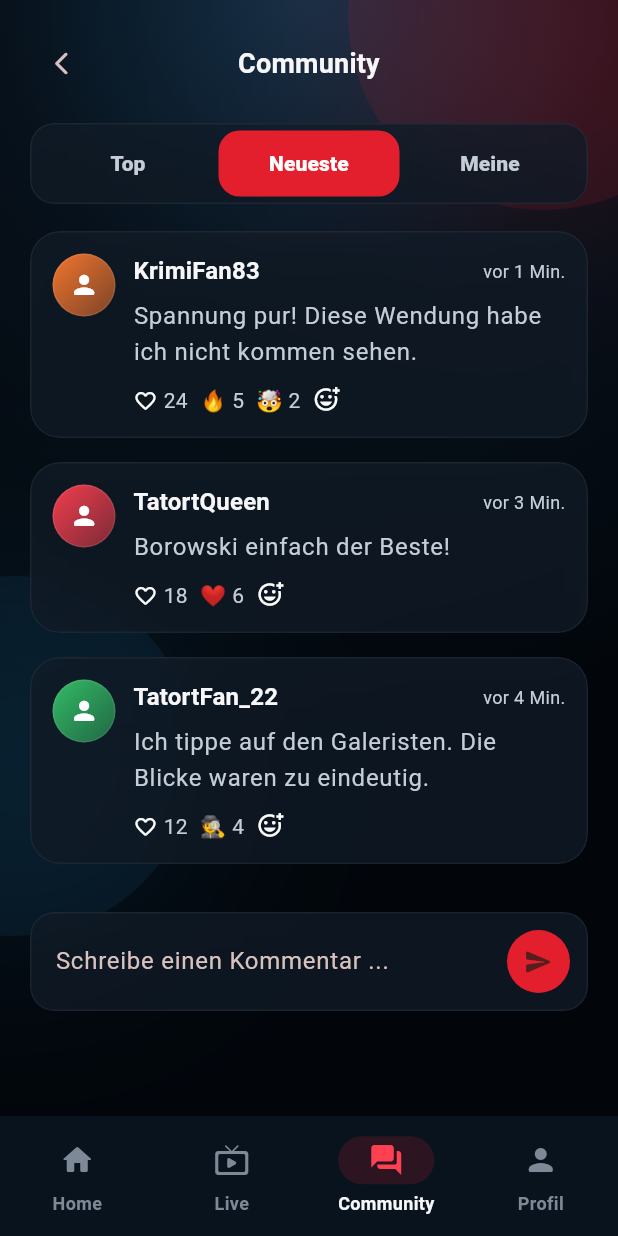
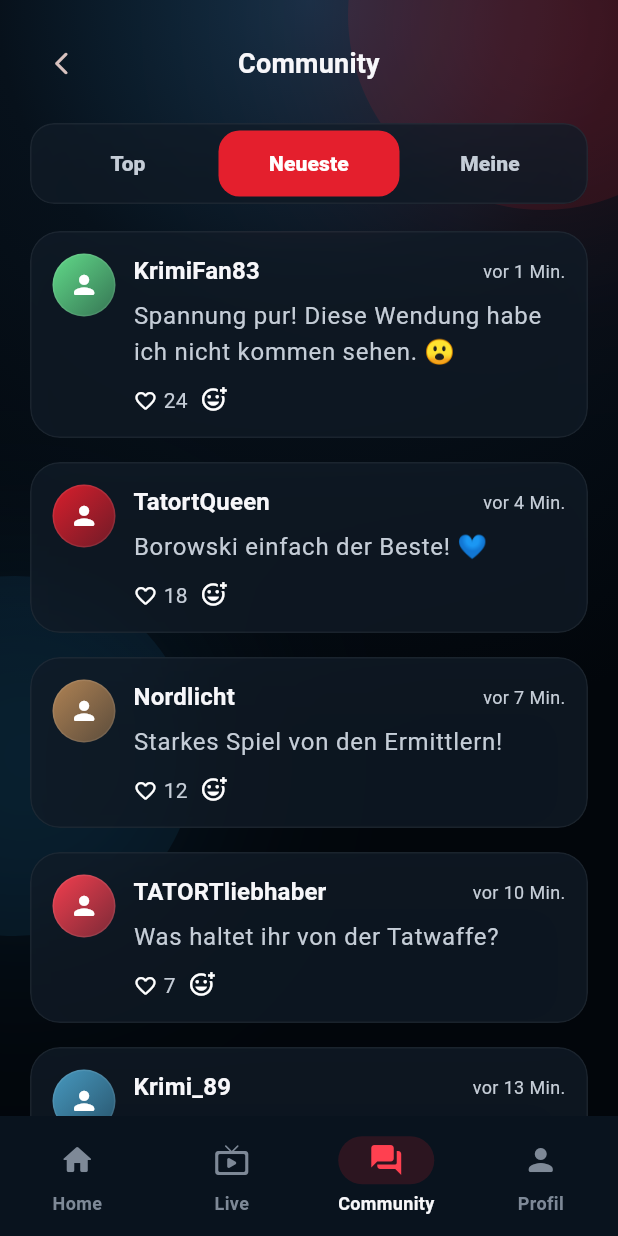
Before and after one commit to LiaMaxein/spurfunk_flutter, a Flutter app: the CommunityScreen screen opened by its route, after a tap on the "arrow back ios new" icon, on a phone screen of 412 x 824 dp. Run offline on Flutter 3.47's test engine with Material 3 defaults, Android fonts, the phone set to English and light mode, and no system bars; our stand-ins replace flutter_riverpod, go_router, shared_preferences; accounts and stored records are empty; Roboto replaces fonts that are missing (SF Pro Display).

Commit message:
just do it

```diff
--- a/lib/core/layout/responsive_page.dart
+++ b/lib/core/layout/responsive_page.dart
@@ -27,7 +27,7 @@ class ResponsivePage extends StatelessWidget {
           child: ConstrainedBox(
             constraints: BoxConstraints(maxWidth: maxWidth),
             child: SafeArea(
-              child: SingleChildScrollView(padding: padding, child: child),
+              child: Padding(padding: padding, child: child),
             ),
           ),
         );
--- a/lib/core/router/app_routes.dart
+++ b/lib/core/router/app_routes.dart
@@ -36,7 +36,11 @@ abstract final class AppRoutes {
     icon: Icons.person_rounded,
   );
 
-  // Nested (not part of bottom navigation)
+  // Standalone (not part of bottom navigation)
+  static const votingPath = '/voting';
+  static const statisticsPath = '/statistics';
+
+  // Nested under profile (not part of bottom navigation)
   static const profileSettingsPath = '/profile/settings';
   static const profileSettingsAboutPath = '/profile/settings/about';
   static const profileSettingsPrivacyPath = '/profile/settings/privacy';
--- a/lib/core/widgets/cinematic_widgets.dart
+++ b/lib/core/widgets/cinematic_widgets.dart
@@ -2,6 +2,7 @@ import 'dart:math' as math;
 import 'dart:ui';
 
 import 'package:flutter/material.dart';
+import 'package:go_router/go_router.dart';
 
 import '../layout/responsive_page.dart';
 import '../theme/app_colors.dart';
@@ -20,7 +21,13 @@ class CinematicPage extends StatelessWidget {
     return Stack(
       children: [
         const Positioned.fill(child: CinematicBackdrop()),
-        ResponsivePage(
+        CustomScrollView(
+          physics: const AlwaysScrollableScrollPhysics(
+            parent: BouncingScrollPhysics(),
+          ),
+          slivers: [
+            SliverToBoxAdapter(
+              child: ResponsivePage(
                 padding: padding ?? const EdgeInsets.fromLTRB(20, 18, 20, 24),
                 child: TweenAnimationBuilder<double>(
                   tween: Tween(begin: 0, end: 1),
@@ -37,6 +44,9 @@ class CinematicPage extends StatelessWidget {
                   },
                   child: child,
                 ),
+              ),
+            ),
+          ],
         ),
       ],
     );
@@ -144,7 +154,7 @@ class ScreenTopBar extends StatelessWidget {
           width: 42,
           child: showBack
               ? IconButton(
-                  onPressed: () {},
+                  onPressed: () => context.pop(),
                   icon: const Icon(Icons.arrow_back_ios_new_rounded, size: 18),
                 )
               : null,
--- a/lib/features/community/application/community_state.dart
+++ b/lib/features/community/application/community_state.dart
@@ -3,183 +3,225 @@ import 'package:flutter_riverpod/flutter_riverpod.dart';
 
 import '../../../core/theme/app_colors.dart';
 
-enum CommunityTab { top, neueste, meine }
+const _avatarColors = [
+  AppColors.red,
+  AppColors.orange,
+  AppColors.green,
+  AppColors.redSoft,
+  AppColors.yellow,
+  AppColors.greenSoft,
+  Color(0xFF6B4BCE),
+  Color(0xFF4AA0C8),
+  Color(0xFFB88856),
+  Color(0xFFD67BB6),
+];
+
+Color _colorForName(String name) {
+  return _avatarColors[name.hashCode.abs() % _avatarColors.length];
+}
+
+const _reactionEmojis = ['🔥', '😂', '😮', '❤️', '👍', '💡', '👀'];
+
+String _timeLabel(DateTime dt) {
+  final diff = DateTime.now().difference(dt);
+  if (diff.inSeconds < 60) return 'jetzt';
+  if (diff.inMinutes < 60) return 'vor ${diff.inMinutes} Min.';
+  if (diff.inHours < 24) return 'vor ${diff.inHours} Std.';
+  return 'vor ${diff.inDays} Tagen';
+}
+
+enum CommunityTab { top, newest, mine }
 
 extension CommunityTabX on CommunityTab {
   String get label => switch (this) {
     CommunityTab.top => 'Top',
-    CommunityTab.neueste => 'Neueste',
-    CommunityTab.meine => 'Meine',
+    CommunityTab.newest => 'Neueste',
+    CommunityTab.mine => 'Meine',
   };
 }
 
 class CommunityComment {
-  const CommunityComment({
+  CommunityComment({
     required this.id,
     required this.name,
     required this.text,
-    required this.timeLabel,
-    required this.likes,
-    required this.color,
-    required this.isMine,
-    required this.reactions,
+    this.likes = 0,
     this.likedByMe = false,
-  });
+    this.reactions = const {},
+    DateTime? timestamp,
+    Color? color,
+  })  : timestamp = timestamp ?? DateTime.now(),
+        color = color ?? _colorForName(name);
 
   final String id;
   final String name;
   final String text;
-  final String timeLabel;
   final int likes;
-  final Color color;
-  final bool isMine;
   final bool likedByMe;
   final Map<String, int> reactions;
+  final DateTime timestamp;
+  final Color color;
+
+  String get timeLabel => _timeLabel(timestamp);
 
   CommunityComment copyWith({
-    String? id,
-    String? name,
-    String? text,
-    String? timeLabel,
     int? likes,
-    Color? color,
-    bool? isMine,
     bool? likedByMe,
     Map<String, int>? reactions,
   }) {
     return CommunityComment(
-      id: id ?? this.id,
-      name: name ?? this.name,
-      text: text ?? this.text,
-      timeLabel: timeLabel ?? this.timeLabel,
+      id: id,
+      name: name,
+      text: text,
       likes: likes ?? this.likes,
-      color: color ?? this.color,
-      isMine: isMine ?? this.isMine,
       likedByMe: likedByMe ?? this.likedByMe,
       reactions: reactions ?? this.reactions,
+      timestamp: timestamp,
+      color: color,
     );
   }
 }
 
 class CommunityState {
   const CommunityState({
+    required this.comments,
     required this.selectedTab,
-    required this.comments,
+    required this.currentUserName,
   });
 
+  final List<CommunityComment> comments;
   final CommunityTab selectedTab;
-  final List<CommunityComment> comments;
+  final String currentUserName;
 
   List<CommunityComment> get visibleComments {
     switch (selectedTab) {
       case CommunityTab.top:
-        final sorted = [...comments]..sort((a, b) => b.likes.compareTo(a.likes));
+        final sorted = List<CommunityComment>.from(comments)
+          ..sort((a, b) => b.likes.compareTo(a.likes));
         return sorted;
-      case CommunityTab.neueste:
-        return comments;
-      case CommunityTab.meine:
-        return comments.where((item) => item.isMine).toList();
+      case CommunityTab.newest:
+        final sorted = List<CommunityComment>.from(comments)
+          ..sort((a, b) => b.timestamp.compareTo(a.timestamp));
+        return sorted;
+      case CommunityTab.mine:
+        return comments.where((c) => c.name == currentUserName).toList();
     }
   }
+}
 
-  CommunityState copyWith({
-    CommunityTab? selectedTab,
-    List<CommunityComment>? comments,
-  }) {
-    return CommunityState(
-      selectedTab: selectedTab ?? this.selectedTab,
-      comments: comments ?? this.comments,
-    );
-  }
-}
+int _nextCommentId = 100;
+
+const _seedComments = [
+  ('KrimiFan83', 'Spannung pur! Diese Wendung habe ich nicht kommen sehen. 😮', 24),
+  ('TatortQueen', 'Borowski einfach der Beste! 💙', 18),
+  ('Nordlicht', 'Starkes Spiel von den Ermittlern!', 12),
+  ('TATORTliebhaber', 'Was haltet ihr von der Tatwaffe?', 7),
+  ('Krimi_89', 'Mega Folge bisher! 🔥', 6),
+  ('Ermittlerin_01', 'Die Kameraführung in der letzten Szene war ein Meisterwerk 🎬', 15),
+  ('Nachtfalke', 'Habe eine Theorie: Der Gärtner war es!', 9),
+  ('Herzzeuge', 'Ich kann nicht mehr hinsehen! So spannend! 😱', 21),
+  ('Aktenkind', 'Notiz an mich: Unbedingt die erste Staffel nachholen 📝', 4),
+  ('KommissarX', 'Die Musikuntermalung ist heute besonders gut gewählt', 11),
+  ('Spoilerfrei', 'Noch 20 Minuten – da kommt bestimmt der große Twist!', 8),
+  ('TrueCrimeLover', 'Basierend auf einem echten Fall? Weiß das jemand?', 5),
+  ('MedienMieze', 'Die Ausstattung der Wohnung ist der Hammer!', 3),
+  ('BettBeste', 'Heute allein zu Hause – Tatort-Liebe ist meine Begleitung 🛋️', 16),
+  ('ErmittlerElla', 'Der Kommissar hat heute einen guten Tag!', 10),
+  ('FilmFuchs', 'Achtung, kleine Anspielung auf Folge 42! Wer hat‘s gesehen?', 13),
+  ('CouchPotato', 'Noch eine Tüte Chips und der Abend ist perfekt 🍿', 7),
+  ('Mordsspaß', 'Ich tippe auf die Ehefrau!', 19),
+  ('LichtAus', 'Warum macht der Zeuge so einen nervösen Eindruck?', 6),
+  ('TVJunkie', 'Endlich mal wieder ein starker Tatort aus Kiel!', 5),
+];
 
 final communityProvider = NotifierProvider<CommunityNotifier, CommunityState>(
   CommunityNotifier.new,
 );
 
 class CommunityNotifier extends Notifier<CommunityState> {
-  static const _emojiOptions = ['🔥', '🤯', '🕵️', '❤️'];
-
   @override
   CommunityState build() {
+    final now = DateTime.now();
+    final comments = _seedComments.asMap().entries.map((e) {
+      return CommunityComment(
+        id: 'seed_${e.key}',
+        name: e.value.$1,
+        text: e.value.$2,
+        likes: e.value.$3,
+        timestamp: now.subtract(Duration(minutes: e.key * 3 + 1)),
+      );
+    }).toList();
+
     return CommunityState(
-      selectedTab: CommunityTab.neueste,
-      comments: const [
-        CommunityComment(
-          id: 'c1',
-          name: 'KrimiFan83',
-          text: 'Spannung pur! Diese Wendung habe ich nicht kommen sehen.',
-          timeLabel: 'vor 1 Min.',
-          likes: 24,
-          color: AppColors.orange,
-          isMine: false,
-          reactions: {'🔥': 5, '🤯': 2},
-        ),
-        CommunityComment(
-          id: 'c2',
-          name: 'TatortQueen',
-          text: 'Borowski einfach der Beste!',
-          timeLabel: 'vor 3 Min.',
-          likes: 18,
-          color: AppColors.redSoft,
-          isMine: false,
-          reactions: {'❤️': 6},
-        ),
-        CommunityComment(
-          id: 'c3',
-          name: 'TatortFan_22',
-          text: 'Ich tippe auf den Galeristen. Die Blicke waren zu eindeutig.',
-          timeLabel: 'vor 4 Min.',
-          likes: 12,
-          color: AppColors.green,
-          isMine: true,
-          reactions: {'🕵️': 4},
-        ),
-      ],
+      comments: comments,
+      selectedTab: CommunityTab.newest,
+      currentUserName: 'TatortFan_22',
     );
   }
 
-  List<String> get emojiOptions => _emojiOptions;
-
   void setTab(CommunityTab tab) {
-    state = state.copyWith(selectedTab: tab);
+    state = CommunityState(
+      comments: state.comments,
+      selectedTab: tab,
+      currentUserName: state.currentUserName,
+    );
   }
 
   void addComment(String text) {
-    final content = text.trim();
-    if (content.isEmpty) return;
-    final newComment = CommunityComment(
-      id: DateTime.now().microsecondsSinceEpoch.toString(),
-      name: 'TatortFan_22',
-      text: content,
-      timeLabel: 'gerade eben',
-      likes: 0,
-      color: AppColors.red,
-      isMine: true,
-      reactions: const {},
+    if (text.trim().isEmpty) return;
+    final comment = CommunityComment(
+      id: 'post_${_nextCommentId++}',
+      name: state.currentUserName,
+      text: text.trim(),
+      timestamp: DateTime.now(),
     );
-    state = state.copyWith(comments: [newComment, ...state.comments]);
+    state = CommunityState(
+      comments: [comment, ...state.comments],
+      selectedTab: CommunityTab.newest,
+      currentUserName: state.currentUserName,
+    );
+  }
+
+  void deleteComment(String id) {
+    state = CommunityState(
+      comments: state.comments.where((c) => c.id != id).toList(),
+      selectedTab: state.selectedTab,
+      currentUserName: state.currentUserName,
+    );
   }
 
   void toggleLike(String id) {
-    final updated = state.comments.map((comment) {
-      if (comment.id != id) return comment;
-      final nextLiked = !comment.likedByMe;
-      return comment.copyWith(
-        likedByMe: nextLiked,
-        likes: nextLiked ? comment.likes + 1 : (comment.likes - 1).clamp(0, 9999),
+    final updated = state.comments.map((c) {
+      if (c.id != id) return c;
+      return c.copyWith(
+        likes: c.likedByMe ? c.likes - 1 : c.likes + 1,
+        likedByMe: !c.likedByMe,
       );
     }).toList();
-    state = state.copyWith(comments: updated);
+    state = CommunityState(
+      comments: updated,
+      selectedTab: state.selectedTab,
+      currentUserName: state.currentUserName,
+    );
   }
 
   void addReaction({required String id, required String emoji}) {
-    final updated = state.comments.map((comment) {
-      if (comment.id != id) return comment;
-      final nextMap = Map<String, int>.from(comment.reactions);
-      nextMap[emoji] = (nextMap[emoji] ?? 0) + 1;
-      return comment.copyWith(reactions: nextMap);
+    final updated = state.comments.map((c) {
+      if (c.id != id) return c;
+      final reactions = Map<String, int>.from(c.reactions);
+      reactions[emoji] = (reactions[emoji] ?? 0) + 1;
+      return c.copyWith(reactions: reactions);
     }).toList();
-    state = state.copyWith(comments: updated);
+    state = CommunityState(
+      comments: updated,
+      selectedTab: state.selectedTab,
+      currentUserName: state.currentUserName,
+    );
   }
+
+  List<String> get emojiOptions => _reactionEmojis;
 }
+
+final availableReactionsProvider = Provider<List<String>>((ref) {
+  return _reactionEmojis;
+});
--- a/lib/features/community/presentation/community_screen.dart
+++ b/lib/features/community/presentation/community_screen.dart
@@ -19,6 +19,32 @@ class _CommunityScreenState extends ConsumerState<CommunityScreen> {
   void dispose() {
     _controller.dispose();
     super.dispose();
+  }
+
+  void _tryDelete(CommunityNotifier notifier, CommunityState state, CommunityComment comment) {
+    if (comment.name != state.currentUserName) return;
+    showDialog(
+      context: context,
+      builder: (ctx) => AlertDialog(
+        title: const Text('Kommentar löschen?'),
+        content: const Text(
+          'Möchtest du diesen Kommentar wirklich entfernen?',
+        ),
+        actions: [
+          TextButton(
+            onPressed: () => Navigator.of(ctx).pop(),
+            child: const Text('Abbrechen'),
+          ),
+          TextButton(
+            onPressed: () {
+              notifier.deleteComment(comment.id);
+              Navigator.of(ctx).pop();
+            },
+            child: const Text('Löschen', style: TextStyle(color: Colors.red)),
+          ),
+        ],
+      ),
+    );
   }
 
   @override
@@ -49,11 +75,16 @@ class _CommunityScreenState extends ConsumerState<CommunityScreen> {
           ),
           const SizedBox(height: 18),
           for (final comment in state.visibleComments)
-            _CommentTile(
-              comment: comment,
-              onLike: () => notifier.toggleLike(comment.id),
-              onReact: (emoji) => notifier.addReaction(id: comment.id, emoji: emoji),
-              emojiOptions: notifier.emojiOptions,
+            GestureDetector(
+              onLongPress: () => _tryDelete(notifier, state, comment),
+              child: _CommentTile(
+                comment: comment,
+                onLike: () => notifier.toggleLike(comment.id),
+                onReact: (emoji) =>
+                    notifier.addReaction(id: comment.id, emoji: emoji),
+                emojiOptions: notifier.emojiOptions,
+                isOwn: comment.name == state.currentUserName,
+              ),
             ),
           const SizedBox(height: 16),
           GlassCard(
@@ -129,12 +160,14 @@ class _CommentTile extends StatelessWidget {
     required this.onLike,
     required this.onReact,
     required this.emojiOptions,
+    this.isOwn = false,
   });
 
   final CommunityComment comment;
   final VoidCallback onLike;
   final ValueChanged<String> onReact;
   final List<String> emojiOptions;
+  final bool isOwn;
 
   @override
   Widget build(BuildContext context) {
@@ -154,6 +187,16 @@ class _CommentTile extends StatelessWidget {
                   Row(
                     children: [
                       Text(comment.name, style: Theme.of(context).textTheme.titleMedium),
+                      if (isOwn) ...[
+                        const SizedBox(width: 6),
+                        Text(
+                          'Du',
+                          style: Theme.of(context).textTheme.bodyMedium?.copyWith(
+                            fontSize: 11,
+                            color: AppColors.redSoft,
+                          ),
+                        ),
+                      ],
                       const Spacer(),
                       Text(
                         comment.timeLabel,
@@ -161,6 +204,17 @@ class _CommentTile extends StatelessWidget {
                       ),
                     ],
                   ),
+                  if (isOwn)
+                    Padding(
+                      padding: const EdgeInsets.only(top: 4),
+                      child: Text(
+                        'Lang drücken zum Löschen',
+                        style: Theme.of(context).textTheme.bodyMedium?.copyWith(
+                          fontSize: 11,
+                          color: AppColors.textMuted,
+                        ),
+                      ),
+                    ),
                   const SizedBox(height: 6),
                   Text(comment.text, style: Theme.of(context).textTheme.bodyLarge),
                   const SizedBox(height: 10),
--- a/lib/features/live_episode/presentation/live_episode_screen.dart
+++ b/lib/features/live_episode/presentation/live_episode_screen.dart
@@ -2,7 +2,9 @@ import 'dart:async';
 
 import 'package:flutter/material.dart';
 import 'package:flutter_riverpod/flutter_riverpod.dart';
+import 'package:go_router/go_router.dart';
 
+import '../../../core/router/app_routes.dart';
 import '../../../core/theme/app_colors.dart';
 import '../../../core/widgets/cinematic_widgets.dart';
 import '../../voting/application/voting_state.dart';
@@ -227,7 +229,7 @@ class _LiveEpisodeScreenState extends ConsumerState<LiveEpisodeScreen> {
             ),
           const SizedBox(height: 18),
           GlassCard(
-            onTap: () {},
+            onTap: () => context.go(AppRoutes.votingPath),
             child: Row(
               children: [
                 const Icon(Icons.how_to_vote_rounded, color: AppColors.redSoft),
```
Also changed, not shown: lib/core/router/app_router.dart (+10 -0 lines), lib/core/theme/app_theme_provider.dart (added, +26 -0 lines). Lines whose indentation alone changed are shown as unchanged.
